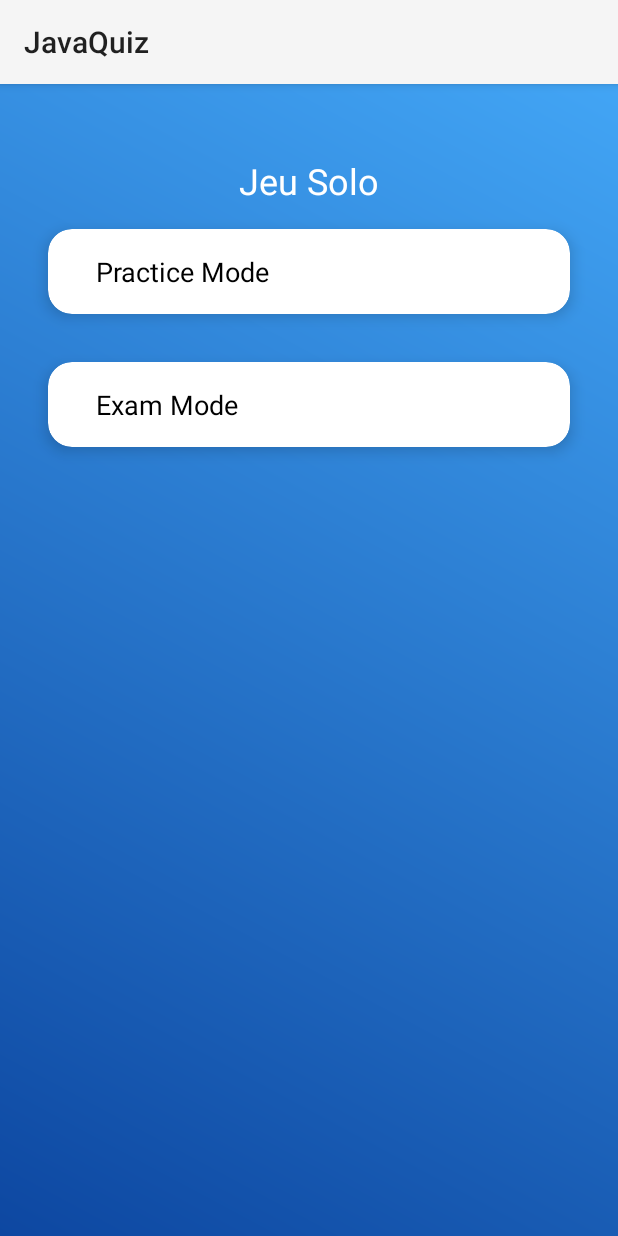
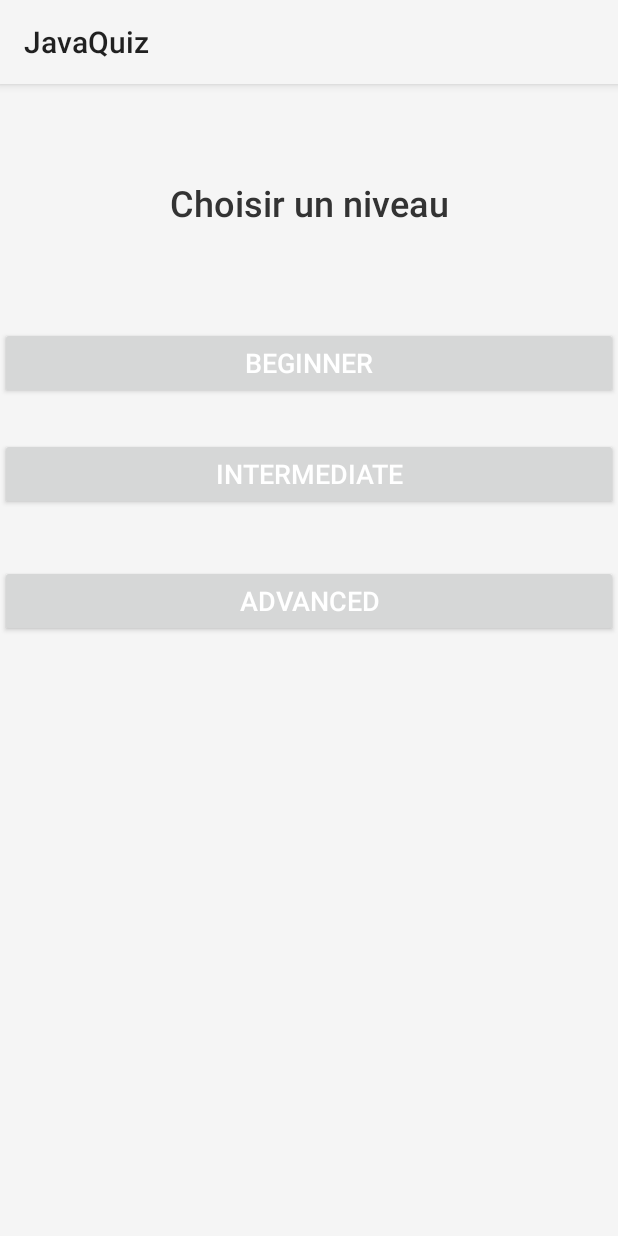
Before and after one commit to sofexbk/PROJET_Jaquiz_G2, an Android app: the SoloPlayActivity screen opened directly, with no data from a screen before it, after a tap on "Practice Mode", on a phone screen of 412 x 824 dp. Run offline under Robolectric (Android 15) with nearby library versions, the phone set to English and light mode, and no system bars.

Commit message:
adding practice mode with levels

```diff
--- /dev/null
+++ b/app/src/main/java/com/example/javaquiz/LevelSelectionActivity.java
@@ -0,0 +1,46 @@
+package com.example.javaquiz;
+
+import android.content.Intent;
+import android.os.Bundle;
+import android.view.View;
+import android.widget.Button;
+import androidx.appcompat.app.AppCompatActivity;
+
+public class LevelSelectionActivity extends AppCompatActivity {
+
+    @Override
+    protected void onCreate(Bundle savedInstanceState) {
+        super.onCreate(savedInstanceState);
+        setContentView(R.layout.activity_level_selection);
+
+        Button btnBeginner = findViewById(R.id.btnBeginner);
+        Button btnIntermediate = findViewById(R.id.btnIntermediate);
+        Button btnAdvanced = findViewById(R.id.btnAdvanced);
+
+        // Define the OnClickListener for all buttons
+        View.OnClickListener levelClickListener = new View.OnClickListener() {
+            @Override
+            public void onClick(View view) {
+                String level = "beginner"; // Default level
+
+                // Use if-else logic to identify which button was clicked
+                if (view.getId() == R.id.btnIntermediate) {
+                    level = "intermediate";
+                } else if (view.getId() == R.id.btnAdvanced) {
+                    level = "advanced";
+                }
+
+                // Pass the selected level to PracticeModeActivity
+                Intent intent = new Intent(LevelSelectionActivity.this, PracticeModeActivity.class);
+                intent.putExtra("LEVEL", level);
+                startActivity(intent);
+                finish();  // Optional: Finish LevelSelectionActivity so user can't go back
+            }
+        };
+
+        // Set OnClickListener for the buttons
+        btnBeginner.setOnClickListener(levelClickListener);
+        btnIntermediate.setOnClickListener(levelClickListener);
+        btnAdvanced.setOnClickListener(levelClickListener);
+    }
+}
--- a/app/src/main/java/com/example/javaquiz/SoloPlayActivity.java
+++ b/app/src/main/java/com/example/javaquiz/SoloPlayActivity.java
@@ -15,9 +15,9 @@ public class SoloPlayActivity extends AppCompatActivity {
 
 
         findViewById(R.id.card_practice_mode).setOnClickListener(v -> {
-//            Intent intent = new Intent(SoloPlayActivity.this, PracticeModeActivity.class);
-//            startActivity(intent);
-//            overridePendingTransition(android.R.anim.fade_in, android.R.anim.fade_out);
+            Intent intent = new Intent(SoloPlayActivity.this, LevelSelectionActivity.class);
+            startActivity(intent);
+            overridePendingTransition(android.R.anim.fade_in, android.R.anim.fade_out);
         });
 
         findViewById(R.id.card_exam_mode).setOnClickListener(v -> {
--- /dev/null
+++ b/app/src/main/res/drawable/explanation_background.xml
@@ -0,0 +1,6 @@
+<?xml version="1.0" encoding="utf-8"?>
+<shape xmlns:android="http://schemas.android.com/apk/res/android">
+    <solid android:color="#FFF3E0" />
+    <corners android:radius="8dp" />
+    <stroke android:width="1dp" android:color="#FFB74D" />
+</shape>
--- /dev/null
+++ b/app/src/main/res/drawable/options_background.xml
@@ -0,0 +1,6 @@
+<?xml version="1.0" encoding="utf-8"?>
+<shape xmlns:android="http://schemas.android.com/apk/res/android">
+    <solid android:color="@color/card_background" />
+    <stroke android:width="1dp" android:color="@color/option_border" />
+    <corners android:radius="8dp" />
+</shape>
--- /dev/null
+++ b/app/src/main/res/layout/activity_level_selection.xml
@@ -0,0 +1,75 @@
+<?xml version="1.0" encoding="utf-8"?>
+<androidx.constraintlayout.widget.ConstraintLayout xmlns:android="http://schemas.android.com/apk/res/android"
+    xmlns:app="http://schemas.android.com/apk/res-auto"
+    xmlns:tools="http://schemas.android.com/tools"
+    android:layout_width="match_parent"
+    android:layout_height="match_parent"
+    android:background="@color/background_color"
+    tools:context=".LevelSelectionActivity">
+
+    <TextView
+        android:id="@+id/selectLevelText"
+        android:layout_width="wrap_content"
+        android:layout_height="wrap_content"
+        android:layout_marginBottom="32dp"
+        android:fontFamily="sans-serif-medium"
+        android:text="Choisir un niveau"
+        android:textColor="@color/primary_text"
+        android:textSize="24sp"
+        app:layout_constraintBottom_toBottomOf="parent"
+        app:layout_constraintEnd_toEndOf="parent"
+        app:layout_constraintStart_toStartOf="parent"
+        app:layout_constraintTop_toTopOf="parent"
+        app:layout_constraintVertical_bias="0.089" />
+
+    <LinearLayout
+        android:id="@+id/levelButtonsGroup"
+        android:layout_width="match_parent"
+        android:layout_height="wrap_content"
+        android:orientation="vertical"
+        android:layout_margin="16dp"
+        app:layout_constraintTop_toBottomOf="@id/selectLevelText"
+        app:layout_constraintStart_toStartOf="parent"
+        app:layout_constraintEnd_toEndOf="parent">
+
+    </LinearLayout>
+
+    <Button
+        android:id="@+id/btnAdvanced"
+        android:layout_width="match_parent"
+        android:layout_height="wrap_content"
+        android:text="Advanced"
+        android:textColor="@color/white"
+        android:textSize="18sp"
+        app:layout_constraintBottom_toBottomOf="parent"
+        app:layout_constraintTop_toBottomOf="@+id/selectLevelText"
+        app:layout_constraintVertical_bias="0.361"
+        tools:ignore="MissingConstraints"
+        tools:layout_editor_absoluteX="0dp" />
+
+    <Button
+        android:id="@+id/btnIntermediate"
+        android:layout_width="match_parent"
+        android:layout_height="wrap_content"
+        android:text="Intermediate"
+        android:textColor="@color/white"
+        android:textSize="18sp"
+        app:layout_constraintBottom_toBottomOf="parent"
+        app:layout_constraintTop_toTopOf="@+id/levelButtonsGroup"
+        app:layout_constraintVertical_bias="0.205"
+        tools:ignore="MissingConstraints"
+        tools:layout_editor_absoluteX="0dp" />
+
+    <Button
+        android:id="@+id/btnBeginner"
+        android:layout_width="match_parent"
+        android:layout_height="wrap_content"
+        android:text="Beginner"
+        android:textColor="@color/white"
+        android:textSize="18sp"
+        app:layout_constraintBottom_toBottomOf="parent"
+        app:layout_constraintStart_toStartOf="parent"
+        app:layout_constraintTop_toTopOf="@+id/levelButtonsGroup"
+        app:layout_constraintVertical_bias="0.083"
+        tools:ignore="MissingConstraints" />
+</androidx.constraintlayout.widget.ConstraintLayout>
--- a/app/src/main/res/values/colors.xml
+++ b/app/src/main/res/values/colors.xml
@@ -1,8 +1,12 @@
 <?xml version="1.0" encoding="utf-8"?>
 <resources>
     <color name="black">#FF000000</color>
+    <color name="background_color">#F5F5F5</color>
     <color name="white">#FFFFFFFF</color>
     <color name="primaryColor">#0d47a1</color>
     <color name="hintColor">#808080</color>
-
+    <color name="explanation_text">#D32F2F</color>
+    <color name="card_background">#FFFFFF</color>
+    <color name="option_border">#CCCCCC</color>
+    <color name="primary_text">#333333</color>
 </resources>
```
Also changed, not shown: app/src/main/AndroidManifest.xml (+7 -1 lines), app/src/main/java/com/example/javaquiz/Models/Question.java (added, +37 -0 lines), app/src/main/java/com/example/javaquiz/PracticeModeActivity.java (added, +100 -0 lines), app/src/main/java/com/example/javaquiz/Utils/JSONParser.java (added, +46 -0 lines), app/src/main/java/com/example/javaquiz/Utils/QuizData.java (added, +13 -0 lines), app/src/main/java/com/example/javaquiz/Utils/loadQuizData.java (added, +19 -0 lines), app/src/main/res/drawable/question_background.xml (added, +7 -0 lines), app/src/main/res/layout/activity_practice_mode.xml (added, +51 -0 lines).
